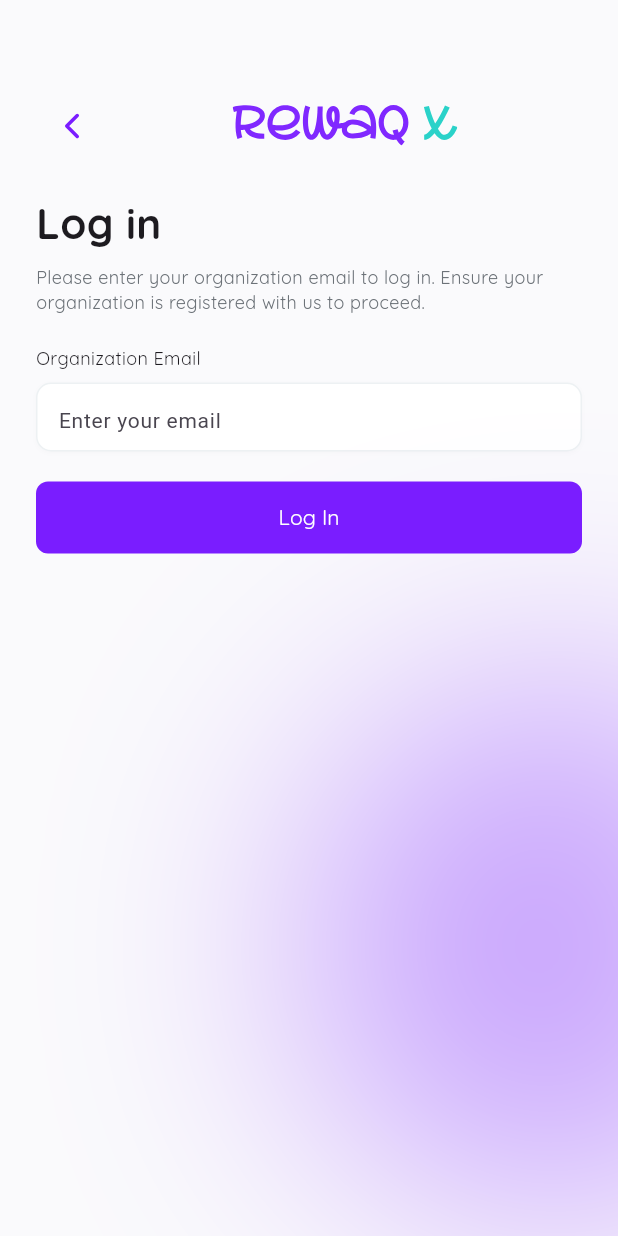
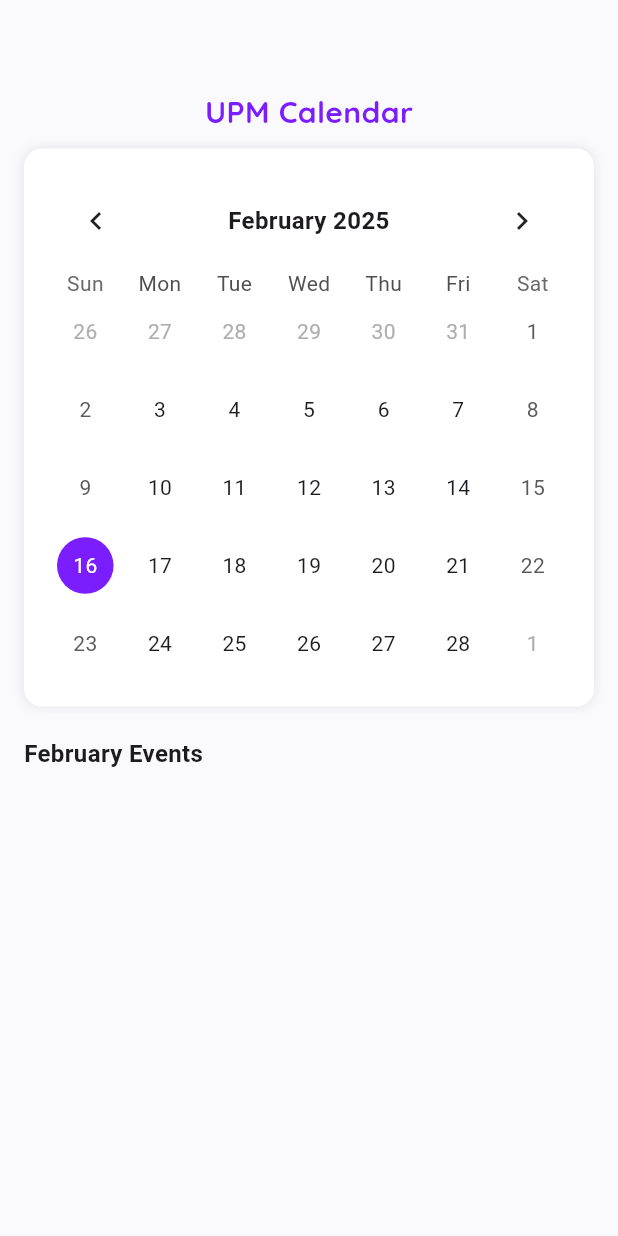
Before and after one commit to trsjmx/Rewaq-x, a Flutter app: the screen it shows after launch, on a phone screen of 412 x 824 dp. Run offline on Flutter 3.47's test engine with Material 3 defaults, Android fonts, the phone set to English and light mode, and no system bars; drawn by our look-alikes of table_calendar; our stand-ins replace flutter_svg, image_picker, pinput.

Commit message:
events screen v1

```diff
--- a/lib/main.dart
+++ b/lib/main.dart
@@ -1,6 +1,7 @@
 import 'package:flutter/material.dart';
 import 'package:rewaqx/screens/splash_screen.dart';
 import 'package:rewaqx/screens/login_screen.dart';
+import 'package:rewaqx/screens/events_screen.dart';
 
 void main() {
   runApp(const MyApp());
@@ -15,7 +16,7 @@ class MyApp extends StatelessWidget {
       debugShowCheckedModeBanner: false,
       initialRoute: '/',
       routes: {
-        '/': (context) => const SplashScreen(),
+        '/': (context) => const EventsScreen(),
         '/login': (context) => const LoginScreen(),
       },
     );
--- /dev/null
+++ b/lib/screens/events_screen.dart
@@ -0,0 +1,332 @@
+import 'package:flutter/material.dart';
+import 'package:table_calendar/table_calendar.dart';
+import 'package:intl/intl.dart';
+
+// Event model with title and designated color.
+class Event {
+  final String title;
+  final Color color;
+  Event({required this.title, required this.color});
+}
+
+class EventsScreen extends StatefulWidget {
+  const EventsScreen({super.key});
+
+  @override
+  _EventsScreenState createState() => _EventsScreenState();
+}
+
+class _EventsScreenState extends State<EventsScreen> {
+  CalendarFormat _calendarFormat = CalendarFormat.month;
+  DateTime _focusedDay = DateTime.now();
+  DateTime? _selectedDay;
+
+  // Updated events map (using DateTime as key and a list of Event objects as value)
+  final Map<DateTime, List<Event>> _events = {
+    DateTime(2025, 1, 1): [
+      Event(
+        title: 'Women International Day Celebration',
+        color: const Color.fromRGBO(42, 210, 201, 1),
+      ),
+    ],
+    DateTime(2025, 1, 10): [
+      Event(
+        title: 'Game Competition Day',
+        color: const Color.fromRGBO(237, 46, 126, 1),
+      ),
+    ],
+    DateTime(2025, 1, 19): [
+      // Using a default color for events without a specified color.
+      Event(title: 'Special Workshop', color: Colors.grey),
+    ],
+    DateTime(2025, 1, 25): [
+      Event(
+        title: 'Company Anniversary',
+        color: const Color.fromRGBO(244, 183, 64, 1),
+      ),
+    ],
+    DateTime(2025, 1, 31): [
+      Event(title: 'University Conference', color: Colors.grey),
+    ],
+  };
+
+  @override
+  void initState() {
+    super.initState();
+    _selectedDay = _focusedDay;
+  }
+
+  // Returns the list of events for a given day.
+  List<Event> _getEventsForDay(DateTime day) {
+    return _events[DateTime(day.year, day.month, day.day)] ?? [];
+  }
+
+  // Returns a list of (DateTime, Event) entries for the current focused month.
+  List<MapEntry<DateTime, Event>> _getMonthEvents() {
+    List<MapEntry<DateTime, Event>> monthEvents = [];
+    _events.forEach((date, events) {
+      if (date.year == _focusedDay.year && date.month == _focusedDay.month) {
+        for (final event in events) {
+          monthEvents.add(MapEntry(date, event));
+        }
+      }
+    });
+    // Sort events by date
+    monthEvents.sort((a, b) => a.key.compareTo(b.key));
+    return monthEvents;
+  }
+
+  // Helper to get month name from its number.
+  String _getMonthName(int month) {
+    const monthNames = [
+      'January',
+      'February',
+      'March',
+      'April',
+      'May',
+      'June',
+      'July',
+      'August',
+      'September',
+      'October',
+      'November',
+      'December'
+    ];
+    return monthNames[month - 1];
+  }
+
+  @override
+  Widget build(BuildContext context) {
+    final monthName = _getMonthName(_focusedDay.month);
+    final monthEvents = _getMonthEvents();
+
+    return Scaffold(
+      backgroundColor: const Color.fromRGBO(250, 250, 252, 1),
+      body: Padding(
+        padding: const EdgeInsets.symmetric(horizontal: 16.0),
+        child: Column(
+          crossAxisAlignment: CrossAxisAlignment.start,
+          children: [
+            const SizedBox(height: 60),
+            const Center(
+              child: Text(
+                'UPM Calendar',
+                style: TextStyle(
+                  fontFamily: 'Quicksand',
+                  fontSize: 20,
+                  fontWeight: FontWeight.bold,
+                  color: Color.fromRGBO(122, 29, 255, 1),
+                ),
+              ),
+            ),
+            const SizedBox(height: 10),
+
+            /// Calendar
+            Container(
+              decoration: BoxDecoration(
+                color: Colors.white,
+                borderRadius: BorderRadius.circular(12),
+                boxShadow: [
+                  BoxShadow(
+                    color: Colors.grey.withOpacity(0.2),
+                    blurRadius: 5,
+                    spreadRadius: 1,
+                  ),
+                ],
+              ),
+              padding: const EdgeInsets.all(16),
+              child: TableCalendar(
+                firstDay: DateTime.utc(2020, 1, 1),
+                lastDay: DateTime.utc(2030, 12, 31),
+                focusedDay: _focusedDay,
+                calendarFormat: _calendarFormat,
+                selectedDayPredicate: (day) => isSameDay(_selectedDay, day),
+                onDaySelected: (selectedDay, focusedDay) {
+                  setState(() {
+                    _selectedDay = selectedDay;
+                    _focusedDay = focusedDay;
+                  });
+                },
+                onPageChanged: (focusedDay) {
+                  setState(() {
+                    _focusedDay = focusedDay;
+                  });
+                },
+                // Loads the events for each day.
+                eventLoader: _getEventsForDay,
+                headerStyle: const HeaderStyle(
+                  formatButtonVisible: false,
+                  titleCentered: true,
+                  titleTextStyle: TextStyle(
+                    fontSize: 16,
+                    fontWeight: FontWeight.bold,
+                  ),
+                ),
+                // Remove the default blue “today” circle and marker dots.
+                calendarStyle: CalendarStyle(
+                  todayDecoration:
+                      const BoxDecoration(color: Colors.transparent),
+                  markerDecoration:
+                      const BoxDecoration(color: Colors.transparent),
+                ),
+                // Use calendarBuilders to customize the day cell appearance.
+                calendarBuilders: CalendarBuilders(
+                  defaultBuilder: (context, date, focusedDay) {
+                    final events = _getEventsForDay(date);
+                    if (events.isNotEmpty) {
+                      // Use the color of the first event for the whole cell.
+                      return Container(
+                        margin: const EdgeInsets.all(6.0),
+                        decoration: BoxDecoration(
+                          shape: BoxShape.circle,
+                          color: events.first.color,
+                        ),
+                        alignment: Alignment.center,
+                        child: Text(
+                          '${date.day}',
+                          style: const TextStyle(color: Colors.white),
+                        ),
+                      );
+                    }
+                    return null; // Use default rendering for dates without events.
+                  },
+                  selectedBuilder: (context, date, focusedDay) {
+                    final events = _getEventsForDay(date);
+                    if (events.isNotEmpty) {
+                      return Container(
+                        margin: const EdgeInsets.all(6.0),
+                        decoration: BoxDecoration(
+                          shape: BoxShape.circle,
+                          color: events.first.color,
+                        ),
+                        alignment: Alignment.center,
+                        child: Text(
+                          '${date.day}',
+                          style: const TextStyle(color: Colors.white),
+                        ),
+                      );
+                    }
+                    return Container(
+                      margin: const EdgeInsets.all(6.0),
+                      decoration: BoxDecoration(
+                        shape: BoxShape.circle,
+                        color: const Color.fromRGBO(122, 29, 255, 1),
+                      ),
+                      alignment: Alignment.center,
+                      child: Text(
+                        '${date.day}',
+                        style: const TextStyle(color: Colors.white),
+                      ),
+                    );
+                  },
+                  todayBuilder: (context, date, focusedDay) {
+                    final events = _getEventsForDay(date);
+                    if (events.isNotEmpty) {
+                      return Container(
+                        margin: const EdgeInsets.all(6.0),
+                        decoration: BoxDecoration(
+                          shape: BoxShape.circle,
+                          color: events.first.color,
+                        ),
+                        alignment: Alignment.center,
+                        child: Text(
+                          '${date.day}',
+                          style: const TextStyle(color: Colors.white),
+                        ),
+                      );
+                    }
+                    // For "today" without an event, we remove the blue circle.
+                    return Container(
+                      margin: const EdgeInsets.all(6.0),
+                      decoration: const BoxDecoration(
+                        shape: BoxShape.circle,
+                        color: Colors.transparent,
+                      ),
+                      alignment: Alignment.center,
+                      child: Text(
+                        '${date.day}',
+                        style: const TextStyle(color: Colors.black),
+                      ),
+                    );
+                  },
+                ),
+              ),
+            ),
+            const SizedBox(height: 20),
+
+            /// Events List Title (Dynamic Month Name)
+            Text(
+              '$monthName Events',
+              style: const TextStyle(
+                fontSize: 16,
+                fontWeight: FontWeight.bold,
+              ),
+            ),
+            const SizedBox(height: 10),
+
+            /// Dynamic Event List for the Month
+            Expanded(
+              child: ListView(
+                children: monthEvents.map((entry) {
+                  final date = entry.key;
+                  final event = entry.value;
+                  return Container(
+                    margin: const EdgeInsets.only(bottom: 10),
+                    padding: const EdgeInsets.all(12),
+                    decoration: BoxDecoration(
+                      color: Colors.white,
+                      borderRadius: BorderRadius.circular(10),
+                      boxShadow: [
+                        BoxShadow(
+                          color: Colors.grey.withOpacity(0.2),
+                          blurRadius: 5,
+                          spreadRadius: 1,
+                        ),
+                      ],
+                    ),
+                    child: Row(
+                      children: [
+                        // Colored circle matching the event color.
+                        Container(
+                          width: 10,
+                          height: 10,
+                          decoration: BoxDecoration(
+                            color: event.color,
+                            shape: BoxShape.circle,
+                          ),
+                        ),
+                        const SizedBox(width: 10),
+                        Expanded(
+                          child: Column(
+                            crossAxisAlignment: CrossAxisAlignment.start,
+                            children: [
+                              Text(
+                                event.title,
+                                style: const TextStyle(fontSize: 14),
+                              ),
+                              const SizedBox(height: 4),
+                              // Dynamically formatted date.
+                              Text(
+                                DateFormat('d MMM yyyy').format(date),
+                                style: const TextStyle(
+                                    fontSize: 12, color: Colors.grey),
+                              ),
+                            ],
+                          ),
+                        ),
+                        const Text(
+                          '10:00 AM', // Dummy time (adjust as needed)
+                          style: TextStyle(fontSize: 12, color: Colors.grey),
+                        ),
+                      ],
+                    ),
+                  );
+                }).toList(),
+              ),
+            ),
+          ],
+        ),
+      ),
+    );
+  }
+}
--- a/pubspec.yaml
+++ b/pubspec.yaml
@@ -38,6 +38,7 @@ dependencies:
   flutter_svg: ^2.0.17
   pinput: ^5.0.1
   image_picker: ^0.8.4+2
+  table_calendar: ^3.2.0
 
 dev_dependencies:
   flutter_test:
```
Also changed, not shown: pubspec.lock.
